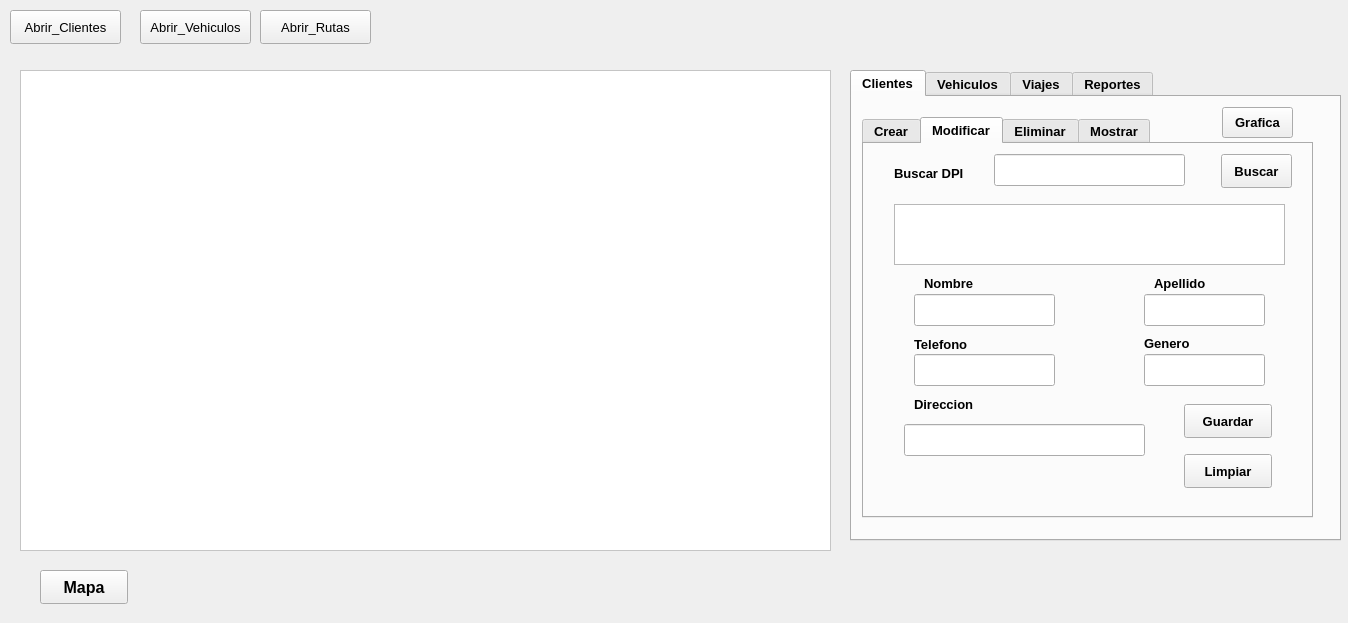
This is Rapidito/interfaz/Interfaz.ui in Marco131-xel/Edd_Proyecto2 as Qt 5 draws it before an edit. The edited form follows.
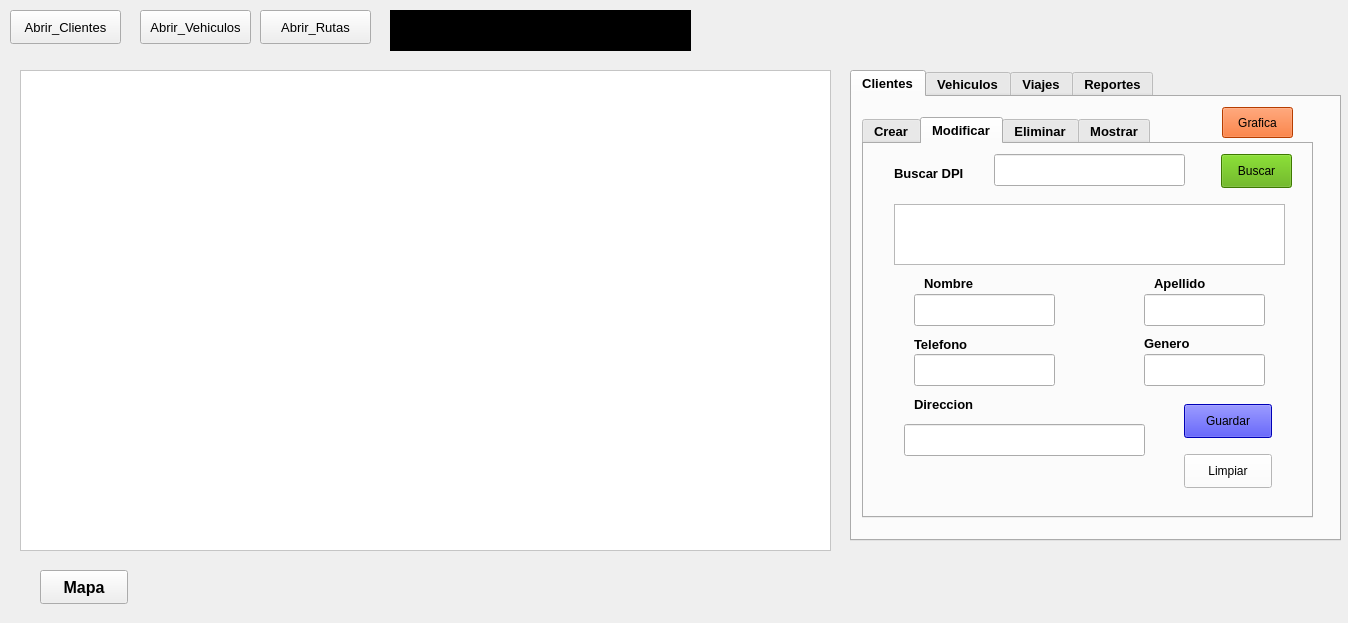
This is the edited form. The open tabs and pages were chosen to show the change.

```diff
--- a/Rapidito/interfaz/Interfaz.ui
+++ b/Rapidito/interfaz/Interfaz.ui
@@ -390,6 +390,9 @@
           <height>34</height>
          </rect>
         </property>
+        <property name="styleSheet">
+         <string notr="true">background-color: rgb(0, 0, 255);</string>
+        </property>
         <property name="text">
          <string>Guardar</string>
         </property>
@@ -468,6 +471,9 @@
           <height>34</height>
          </rect>
         </property>
+        <property name="styleSheet">
+         <string notr="true">background-color: rgb(85, 170, 0);</string>
+        </property>
         <property name="text">
          <string>Buscar</string>
         </property>
@@ -481,6 +487,10 @@
           <height>34</height>
          </rect>
         </property>
+        <property name="styleSheet">
+         <string notr="true">background-color: rgb(255, 255, 255);
+color: rgb(0, 0, 0);</string>
+        </property>
         <property name="text">
          <string>Limpiar</string>
         </property>
@@ -637,6 +647,9 @@
         <height>31</height>
        </rect>
       </property>
+      <property name="styleSheet">
+       <string notr="true">background-color: rgb(255, 85, 0);</string>
+      </property>
       <property name="text">
        <string>Grafica</string>
       </property>
@@ -1108,6 +1121,20 @@
      <string>Mapa</string>
     </property>
    </widget>
+   <widget class="QTextEdit" name="ESTADOS">
+    <property name="geometry">
+     <rect>
+      <x>390</x>
+      <y>10</y>
+      <width>301</width>
+      <height>41</height>
+     </rect>
+    </property>
+    <property name="styleSheet">
+     <string notr="true">background-color: rgb(0, 0, 0);
+color: rgb(255, 255, 255);</string>
+    </property>
+   </widget>
   </widget>
  </widget>
  <resources/>
```
Left out of the diff: 47 changed lines with no effect on the pictures.
